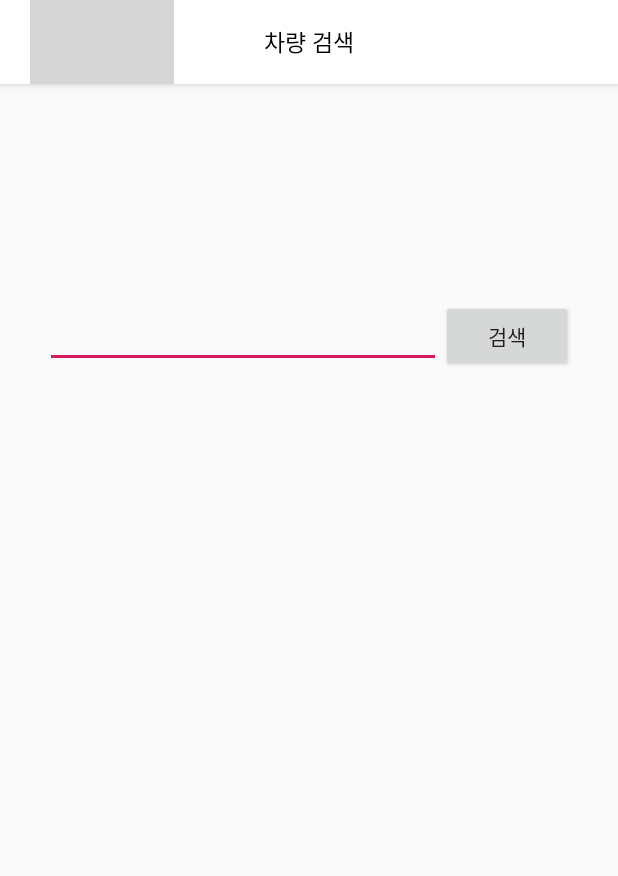
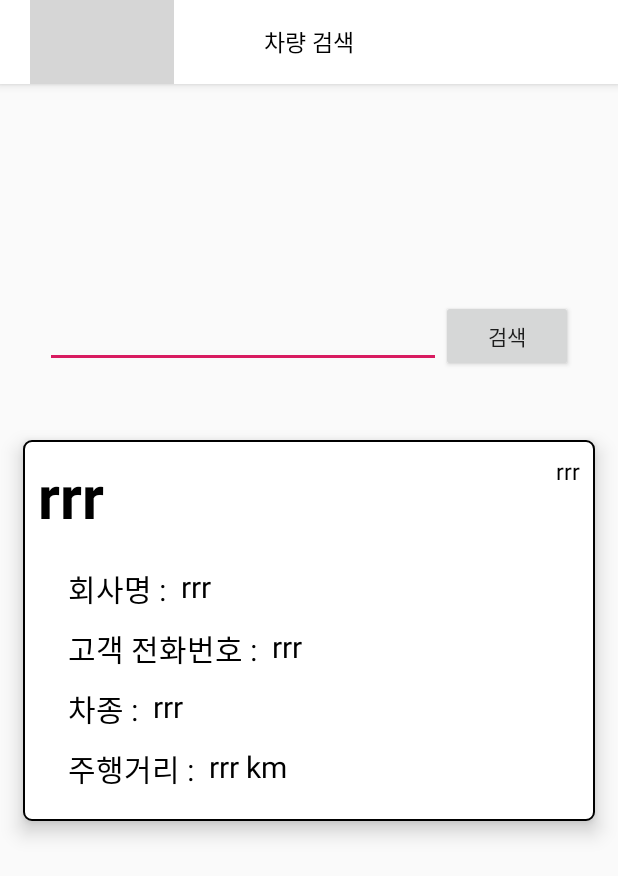
Before and after one commit to LeeChangSeok-H/CarManagement, an Android app: the SearchActivity screen opened directly, with no data from a screen before it, on a phone screen of 412 x 824 dp. Shown: the top 876 px of the screen. Run offline under Robolectric (Android 15) with nearby library versions, the phone set to English and light mode, and no system bars; our stand-ins replace Firebase (no records; nobody signed in at launch, a user with empty details on screens opened directly); grey boxes are pictures that could not be loaded.

Commit message:
add search

```diff
--- a/app/src/main/AndroidManifest.xml
+++ b/app/src/main/AndroidManifest.xml
@@ -20,10 +20,10 @@
 
         <activity android:name=".home.HomeFragment"></activity>
         <activity android:name="com.happylife.carmanagement.home.addcar.AddCarActivity"></activity>
-        <activity android:name=".search.SearchFragment"></activity>
+        <activity android:name=".search.search_home.SearchPagerFragment"></activity>
         <activity android:name=".SettingActivity"></activity>
         <activity android:name=".home.modifycar.ModifyCarActivity"></activity>
-        <activity android:name=".search.SearchActivity"></activity>
+        <activity android:name=".search.search_do.SearchActivity"></activity>
 
         <service
             android:name=".common.MyFirebaseMessagingService">
--- a/app/src/main/java/com/happylife/carmanagement/common/BasicInfo.kt
+++ b/app/src/main/java/com/happylife/carmanagement/common/BasicInfo.kt
@@ -8,4 +8,6 @@ class BasicInfo {
     val datePattern = "yyyy - MM - dd"
     val timePattern = "HH : mm"
 
+    val INTENT_PAGERPOSITION = "pagerPosition"
+
 }
--- a/app/src/main/java/com/happylife/carmanagement/search/SearchActivity.kt
+++ /dev/null
@@ -1,47 +0,0 @@
-package com.happylife.carmanagement.search
-
-import android.os.Bundle
-import android.util.Log
-import android.widget.EditText
-import android.widget.ImageButton
-import android.widget.TextView
-import androidx.appcompat.app.AppCompatActivity
-import com.happylife.carmanagement.R
-import kotlinx.android.synthetic.main.activity_search.*
-
-class SearchActivity : AppCompatActivity() {
-
-    var m_tv_search_title : TextView? = null
-    var m_et_search_content : EditText? = null
-    var m_ib_search_toolbar_close : ImageButton? = null
-
-    var kind : Int? = null
-
-    override fun onCreate(savedInstanceState: Bundle?) {
-        super.onCreate(savedInstanceState)
-        setContentView(R.layout.activity_search)
-
-        val intent = getIntent()
-        kind = intent.getIntExtra("pagerPosition", -1)
-
-        initView()
-
-        m_ib_search_toolbar_close?.setOnClickListener { finish() }
-
-
-
-
-    }
-
-    fun initView(){
-        m_ib_search_toolbar_close = ib_search_toolbar_close
-        m_tv_search_title = tv_search_title
-        m_et_search_content = et_search_content
-
-        if(kind == 0){
-            m_tv_search_title?.text = "차량 번호"
-        }else if(kind == 1){
-            m_tv_search_title?.text = "전화 번호"
-        }
-    }
-}
--- a/app/src/main/java/com/happylife/carmanagement/search/SearchPagerItem.kt
+++ /dev/null
@@ -1,3 +0,0 @@
-package com.happylife.carmanagement.search
-
-data class SearchPagerItem(val imageId: Int, val text : String, val color : Int){}
--- /dev/null
+++ b/app/src/main/java/com/happylife/carmanagement/search/search_do/SearchActivity.kt
@@ -0,0 +1,129 @@
+package com.happylife.carmanagement.search.search_do
+
+import android.os.Bundle
+import android.util.Log
+import android.widget.*
+import androidx.appcompat.app.AppCompatActivity
+import androidx.recyclerview.widget.LinearLayoutManager
+import androidx.recyclerview.widget.RecyclerView
+import com.google.firebase.firestore.FirebaseFirestore
+import com.happylife.carmanagement.R
+import com.happylife.carmanagement.common.BasicInfo
+import com.happylife.carmanagement.home.CarItem
+import kotlinx.android.synthetic.main.activity_search.*
+
+class SearchActivity : AppCompatActivity() {
+
+    var m_tv_search_title : TextView? = null
+    var m_et_search_content : EditText? = null
+    var m_ib_search_toolbar_close : ImageButton? = null
+    var m_bt_doSearch : Button? = null
+
+    var kind : Int? = null
+
+    val basicInfo = BasicInfo()
+
+    var m_rv_searchlist : RecyclerView? = null
+
+    val searchList = ArrayList<CarItem>()
+    val searchList_id = ArrayList<String>()
+
+    val db = FirebaseFirestore.getInstance()
+
+    override fun onCreate(savedInstanceState: Bundle?) {
+        super.onCreate(savedInstanceState)
+        setContentView(R.layout.activity_search)
+
+        val intent = getIntent()
+        kind = intent.getIntExtra(basicInfo.INTENT_PAGERPOSITION, -1)
+
+        initView()
+
+        m_ib_search_toolbar_close?.setOnClickListener { finish() }
+        m_bt_doSearch?.setOnClickListener { getCarData() }
+    }
+
+    fun initView(){
+        m_ib_search_toolbar_close = ib_search_toolbar_close
+        m_tv_search_title = tv_search_title
+        m_et_search_content = et_search_content
+        m_bt_doSearch = bt_doSearch
+        m_rv_searchlist = rv_searchList
+
+        val searchItem = CarItem("rrr","rrr","rrr","rrr","rrr","rrr","rrr","rrr","rrr")
+        searchList.add(searchItem)
+
+        m_rv_searchlist?.adapter = SearchRvAdapter(searchList){
+                carItem , position -> {}
+        }
+        m_rv_searchlist?.layoutManager = LinearLayoutManager(this)
+
+        if(kind == 0){
+            m_tv_search_title?.text = getString(R.string.search_carNumber)
+        }else if(kind == 1){
+            m_tv_search_title?.text = getString(R.string.search_phoneNumber)
+        }
+    }
+
+    fun getCarData(){
+        if(m_et_search_content?.text == null){
+            Toast.makeText(this, getString(R.string.search_nothaveContent), Toast.LENGTH_LONG).show()
+        }
+        else{
+            when(kind){
+                0->{
+                    db.collection(basicInfo.db_ourStore)
+                        .document(basicInfo.db_customerCar)
+                        .collection(basicInfo.db_carInfo)
+                        .whereEqualTo("carNumber", m_et_search_content?.text.toString())
+                        .orderBy("date")
+                        .addSnapshotListener { querySnapshot, firebaseFirestoreException ->
+                            if(firebaseFirestoreException != null){
+                                return@addSnapshotListener
+                            }
+
+                            searchList.clear()
+                            searchList_id.clear()
+
+                            for( car in querySnapshot!!){
+                                searchList_id.add(car.id)
+                                searchList.add(car.toObject(CarItem::class.java))
+                            }
+//                            if(searchList.size != 0){
+//                                m_tv_home_noData?.visibility = View.GONE
+//                            }else{
+//                                m_tv_home_noData?.visibility = View.VISIBLE
+//                            }
+                            m_rv_searchlist?.adapter!!.notifyDataSetChanged()
+                        }
+                }
+                1->{
+                    db.collection(basicInfo.db_ourStore)
+                        .document(basicInfo.db_customerCar)
+                        .collection(basicInfo.db_carInfo)
+                        .whereEqualTo("customerPhoneNumber", m_et_search_content?.text.toString())
+                        .orderBy("date")
+                        .addSnapshotListener { querySnapshot, firebaseFirestoreException ->
+                            if(firebaseFirestoreException != null){
+                                return@addSnapshotListener
+                            }
+
+                            searchList.clear()
+                            searchList_id.clear()
+
+                            for( car in querySnapshot!!){
+                                searchList_id.add(car.id)
+                                searchList.add(car.toObject(CarItem::class.java))
+                            }
+//                            if(searchList.size != 0){
+//                                m_tv_home_noData?.visibility = View.GONE
+//                            }else{
+//                                m_tv_home_noData?.visibility = View.VISIBLE
+//                            }
+                            m_rv_searchlist?.adapter!!.notifyDataSetChanged()
+                        }
+                }
+            }
+        }
+    }
+}
--- /dev/null
+++ b/app/src/main/java/com/happylife/carmanagement/search/search_do/SearchRvAdapter.kt
@@ -0,0 +1,44 @@
+package com.happylife.carmanagement.search.search_do
+
+import android.view.LayoutInflater
+import android.view.View
+import android.view.ViewGroup
+import androidx.recyclerview.widget.RecyclerView
+import com.happylife.carmanagement.R
+import com.happylife.carmanagement.home.CarItem
+import kotlinx.android.synthetic.main.item_rv_search.view.*
+
+class SearchRvAdapter(val carList : ArrayList<CarItem>, val itemClick: (CarItem, Int) -> Unit) : RecyclerView.Adapter<SearchRvAdapter.SearchViewHolder>() {
+
+    var m_carList = carList
+
+    override fun onCreateViewHolder(parent: ViewGroup, p1: Int) : SearchViewHolder {
+        val view = LayoutInflater.from(parent.context).inflate(R.layout.item_rv_search, parent, false)
+        return SearchViewHolder(view)
+    }
+
+    override fun getItemCount(): Int = m_carList.size
+
+    override fun onBindViewHolder(holer: SearchViewHolder, position: Int) {
+        holer.bind(m_carList[position], position)
+    }
+    inner class SearchViewHolder(itemView : View) : RecyclerView.ViewHolder(itemView) {
+        val tv_time = itemView.tv_item_rv_search_time
+        val tv_companyName = itemView.tv_item_rv_search_companyName
+        val tv_customerPhoneNumber = itemView.tv_item_rv_search_customerPhoneNumber
+        val tv_carNumber = itemView.tv_item_rv_search_carNumber
+        val tv_carType = itemView.tv_item_rv_search_carType
+        val tv_drivenDistance = itemView.tv_item_rv_search_driveDistance
+
+        fun bind(carItem: CarItem, position: Int){
+            tv_time.text = carItem.time
+            tv_companyName.text = carItem.companyName
+            tv_customerPhoneNumber.text = carItem.customerPhoneNumber
+            tv_carNumber.text = carItem.carNumber
+            tv_carType.text = carItem.carType
+            tv_drivenDistance.text = carItem.drivenDistance + " km"
+
+            itemView.setOnClickListener { itemClick(carItem, position) }
+        }
+    }
+}
--- /dev/null
+++ b/app/src/main/java/com/happylife/carmanagement/search/search_home/SearchPagerItem.kt
@@ -0,0 +1,3 @@
+package com.happylife.carmanagement.search.search_home
+
+data class SearchPagerItem(val imageId: Int, val text : String, val color : Int){}
--- a/app/src/main/res/layout/activity_search.xml
+++ b/app/src/main/res/layout/activity_search.xml
@@ -26,7 +26,7 @@
         <TextView
             android:layout_width="wrap_content"
             android:layout_height="wrap_content"
-            android:text="차량 검색"
+            android:text="@string/search_toolbar_title"
             android:layout_gravity="center"
             android:id="@+id/tv_search_toolbar_title"
             android:textSize="15dp"
@@ -37,6 +37,7 @@
 
 
     <LinearLayout
+        android:id="@+id/ll_search"
         android:layout_width="wrap_content"
         android:layout_height="wrap_content"
         android:layout_below="@+id/search_toolbar"
@@ -69,7 +70,13 @@
                 android:layout_width="wrap_content"
                 android:layout_height="wrap_content"
                 android:layout_alignParentRight="true"
-                android:text="검색" />
+                android:text="@string/search_button" />
         </RelativeLayout>
     </LinearLayout>
+
+    <androidx.recyclerview.widget.RecyclerView
+        android:id="@+id/rv_searchList"
+        android:layout_width="match_parent"
+        android:layout_height="match_parent"
+        android:layout_below="@+id/ll_search"/>
 </RelativeLayout>
--- /dev/null
+++ b/app/src/main/res/layout/item_rv_search.xml
@@ -0,0 +1,151 @@
+<?xml version="1.0" encoding="utf-8"?>
+<RelativeLayout xmlns:android="http://schemas.android.com/apk/res/android"
+    android:layout_width="match_parent" android:layout_height="wrap_content"
+    android:background="@drawable/black_round_rectangle_stroke"
+    android:layout_margin="15dp"
+    android:elevation="8dp">
+
+    <RelativeLayout
+        android:layout_width="match_parent"
+        android:layout_height="wrap_content"
+        android:layout_margin="10dp">
+
+        <TextView
+            android:id="@+id/tv_item_rv_search_time"
+            android:layout_width="wrap_content"
+            android:layout_height="wrap_content"
+            android:layout_alignParentRight="true"
+            android:text="19:00"
+            android:textColor="@color/colorBlack"
+            android:textSize="15dp"/>
+
+        <TextView
+            android:id="@+id/tv_item_rv_search_carNumber"
+            android:layout_width="wrap_content"
+            android:layout_height="wrap_content"
+            android:layout_marginBottom="20dp"
+            android:text="19부9225"
+            android:textStyle="bold"
+            android:textColor="@color/colorBlack"
+            android:textSize="40dp"/>
+
+        <RelativeLayout
+            android:id="@+id/ll_item_rv_search"
+            android:layout_width="match_parent"
+            android:layout_height="wrap_content"
+            android:layout_below="@+id/tv_item_rv_search_carNumber"
+            android:layout_marginLeft="20dp"
+            android:layout_marginRight="20dp"
+            android:layout_marginBottom="10dp"
+            android:orientation="horizontal">
+
+            <TextView
+                android:id="@+id/tv_item_rv_search_companyName_info"
+                android:layout_width="wrap_content"
+                android:layout_height="wrap_content"
+                android:layout_marginRight="10dp"
+                android:text="@string/item_rv_search_compayName"
+                android:textColor="@color/colorBlack"
+                android:textSize="20dp" />
+
+            <TextView
+                android:id="@+id/tv_item_rv_search_companyName"
+                android:layout_width="wrap_content"
+                android:layout_height="wrap_content"
+                android:layout_toRightOf="@+id/tv_item_rv_search_companyName_info"
+                android:text="오리온"
+                android:textColor="@color/colorBlack"
+                android:textSize="20dp" />
+        </RelativeLayout>
+
+        <RelativeLayout
+            android:id="@+id/ll_item_rv_customerPhoneNumber"
+            android:layout_width="match_parent"
+            android:layout_height="wrap_content"
+            android:layout_below="@+id/ll_item_rv_search"
+            android:layout_marginLeft="20dp"
+            android:layout_marginRight="20dp"
+            android:layout_marginBottom="10dp"
+            android:orientation="horizontal">
+
+            <TextView
+                android:id="@+id/tv_item_rv_search_customerPhoneNumber_info"
+                android:layout_width="wrap_content"
+                android:layout_height="wrap_content"
+                android:layout_marginRight="10dp"
+                android:text="@string/item_rv_search_customerPhoneNumber"
+                android:textColor="@color/colorBlack"
+                android:textSize="20dp"/>
+
+            <TextView
+                android:id="@+id/tv_item_rv_search_customerPhoneNumber"
+                android:layout_width="wrap_content"
+                android:layout_height="wrap_content"
+                android:layout_toRightOf="@+id/tv_item_rv_search_customerPhoneNumber_info"
+                android:text="010-6662-2199"
+                android:textColor="@color/colorBlack"
+                android:textSize="20dp" />
+        </RelativeLayout>
+
+        <RelativeLayout
+            android:id="@+id/ll_item_rv_carType"
+            android:layout_width="match_parent"
+            android:layout_height="wrap_content"
+            android:layout_below="@+id/ll_item_rv_customerPhoneNumber"
+            android:layout_marginLeft="20dp"
+            android:layout_marginRight="20dp"
+            android:layout_marginBottom="10dp"
+            android:orientation="horizontal">
+
+            <TextView
+                android:id="@+id/tv_item_rv_search_carType_info"
+                android:layout_width="wrap_content"
+                android:layout_height="wrap_content"
+                android:layout_marginRight="10dp"
+                android:text="@string/item_rv_search_carType"
+                android:textColor="@color/colorBlack"
+                android:textSize="20dp"/>
+
+            <TextView
+                android:id="@+id/tv_item_rv_search_carType"
+                android:layout_width="wrap_content"
+                android:layout_height="wrap_content"
+                android:layout_toRightOf="@+id/tv_item_rv_search_carType_info"
+                android:text="SM3"
+                android:textColor="@color/colorBlack"
+                android:textSize="20dp" />
+        </RelativeLayout>
+
+        <RelativeLayout
+            android:id="@+id/ll_item_rv_driveDistance"
+            android:layout_width="match_parent"
+            android:layout_height="wrap_content"
+            android:layout_below="@+id/ll_item_rv_carType"
+            android:layout_marginLeft="20dp"
+            android:layout_marginRight="20dp"
+            android:layout_marginBottom="10dp"
+            android:orientation="horizontal">
+
+            <TextView
+                android:id="@+id/tv_item_rv_search_driveDistance_info"
+                android:layout_width="wrap_content"
+                android:layout_height="wrap_content"
+                android:layout_marginRight="10dp"
+                android:text="@string/item_rv_search_drivenDistance"
+                android:textColor="@color/colorBlack"
+                android:textSize="20dp"/>
+
+            <TextView
+                android:id="@+id/tv_item_rv_search_driveDistance"
+                android:layout_width="wrap_content"
+                android:layout_height="wrap_content"
+                android:layout_toRightOf="@+id/tv_item_rv_search_driveDistance_info"
+                android:text="123445"
+                android:textColor="@color/colorBlack"
+                android:textSize="20dp" />
+        </RelativeLayout>
+
+
+    </RelativeLayout>
+
+</RelativeLayout>
--- a/app/src/main/res/values/strings.xml
+++ b/app/src/main/res/values/strings.xml
@@ -50,4 +50,18 @@
     <string name="confirmCar_workList">작업 사항</string>
     <string name="confirmCar_etc">기타</string>
 
+    <!-- activity_search -->
+    <string name="search_toolbar_title">차량 검색</string>
+    <string name="search_button">검색</string>
+    <string name="search_carNumber">차량 번호</string>
+    <string name="search_phoneNumber">전화 번호</string>
+    <string name="search_pagerName_carNumber">차량 번호로 검색</string>
+    <string name="search_pagerName_phoneNumber">전화 번호로 검색</string>
+    <string name="search_nothaveContent">내용을 입력해주세요</string>
+
+    <!-- item_rv_search -->
+    <string name="item_rv_search_compayName">회사명 :</string>
+    <string name="item_rv_search_customerPhoneNumber">고객 전화번호 :</string>
+    <string name="item_rv_search_carType">차종 :</string>
+    <string name="item_rv_search_drivenDistance">주행거리 :</string>
 </resources>
```
Also changed, not shown: app/src/main/java/com/happylife/carmanagement/MainActivity.kt (+4 -5 lines), app/src/main/java/com/happylife/carmanagement/home/CarRvAdapter.kt (+0 -23 lines), app/src/main/java/com/happylife/carmanagement/search/SearchFragment.kt (deleted, +0 -49 lines), app/src/main/java/com/happylife/carmanagement/search/SearchPagerAdapter.kt (deleted, +0 -62 lines), app/src/main/java/com/happylife/carmanagement/search/search_home/SearchPagerAdapter.kt (added, +64 -0 lines), app/src/main/java/com/happylife/carmanagement/search/search_home/SearchPagerFragment.kt (added, +58 -0 lines), app/src/main/res/layout/fragment_search_pager.xml (renamed from app/src/main/res/layout/fragment_search.xml), 1 other file.
